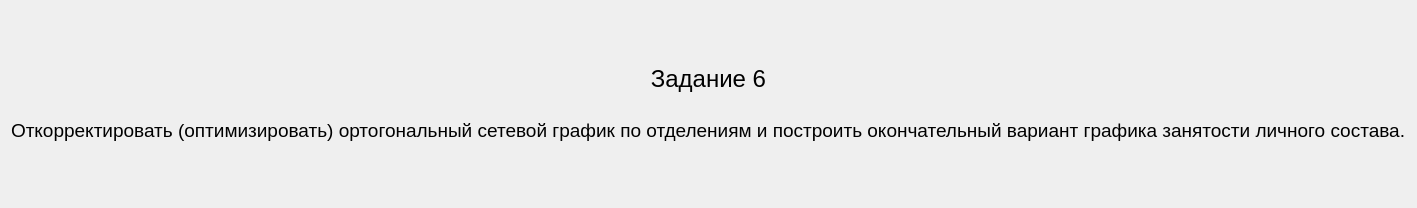
IvaMarin/Project-Network-Diagram-App, file qt_designer_ui/TextTask6.ui: the form before one commit.
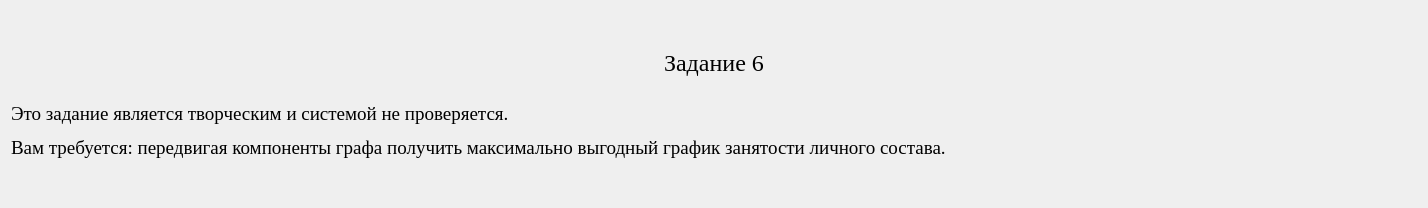
The form after the commit.

The edit to the form file:
```diff
--- a/qt_designer_ui/TextTask6.ui
+++ b/qt_designer_ui/TextTask6.ui
@@ -6,7 +6,7 @@
    <rect>
     <x>0</x>
     <y>0</y>
-    <width>621</width>
+    <width>1428</width>
     <height>208</height>
    </rect>
   </property>
@@ -16,8 +16,13 @@
   <layout class="QVBoxLayout" name="verticalLayout">
    <item>
     <widget class="QLabel" name="label">
+     <property name="font">
+      <font>
+       <family>Times New Roman</family>
+      </font>
+     </property>
      <property name="text">
-      <string>&lt;html&gt;&lt;head/&gt;&lt;body&gt;&lt;p align=&quot;center&quot;&gt;&lt;span style=&quot; font-size:18pt;&quot;&gt;Задание 6&lt;/span&gt;&lt;br/&gt;&lt;/p&gt;&lt;p&gt;&lt;span style=&quot; font-size:14pt;&quot;&gt;Откорректировать (оптимизировать) ортогональный сетевой график по отделениям и построить окончательный вариант графика занятости личного состава.&lt;/span&gt;&lt;/p&gt;&lt;/body&gt;&lt;/html&gt;</string>
+      <string>&lt;html&gt;&lt;head/&gt;&lt;body&gt;&lt;p align=&quot;center&quot;&gt;&lt;span style=&quot; font-size:18pt;&quot;&gt;Задание 6&lt;/span&gt;&lt;br/&gt;&lt;/p&gt;&lt;p&gt;&lt;span style=&quot; font-size:14pt;&quot;&gt;Это задание является творческим и системой не проверяется.&lt;/span&gt;&lt;/p&gt;&lt;p&gt;&lt;span style=&quot; font-size:14pt;&quot;&gt;Вам требуется: передвигая компоненты графа получить максимально выгодный график занятости личного состава.&lt;/span&gt;&lt;/p&gt;&lt;/body&gt;&lt;/html&gt;</string>
      </property>
     </widget>
    </item>
```
